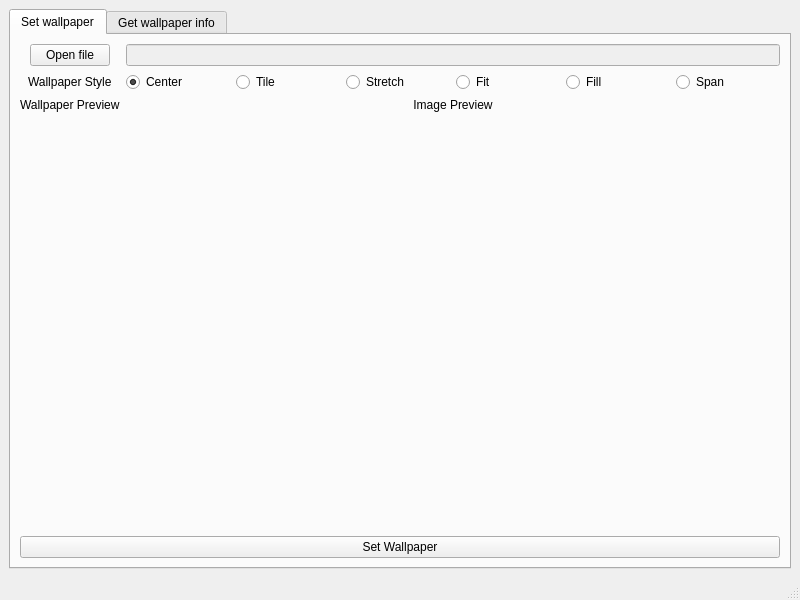
Old version of the form mainwindow.ui in the repository lpg2709/VOiDSetWallpaper.
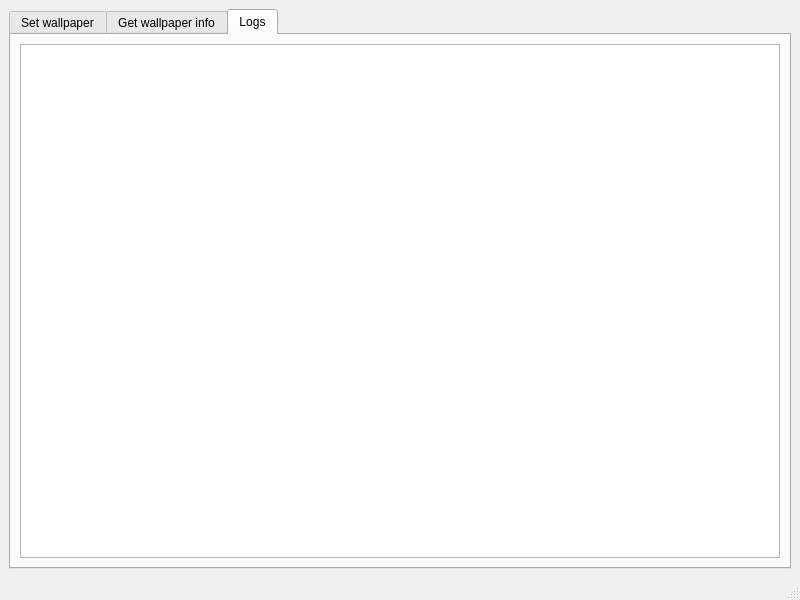
New version of the form. The open tabs and pages were chosen to show the change. Icons and pictures are not drawn.

Commit message: [ADD] logs tab; [ADD] Copy to default path;

Diff of the .ui file:
```diff
--- a/mainwindow.ui
+++ b/mainwindow.ui
@@ -288,6 +288,26 @@
           </item>
          </layout>
         </widget>
+        <widget class="QWidget" name="tab">
+         <attribute name="title">
+          <string>Logs</string>
+         </attribute>
+         <layout class="QVBoxLayout" name="verticalLayout_4">
+          <item>
+           <widget class="QPlainTextEdit" name="plainTextEdit_log">
+            <property name="acceptDrops">
+             <bool>false</bool>
+            </property>
+            <property name="undoRedoEnabled">
+             <bool>false</bool>
+            </property>
+            <property name="readOnly">
+             <bool>true</bool>
+            </property>
+           </widget>
+          </item>
+         </layout>
+        </widget>
        </widget>
       </item>
      </layout>
```
Left out of the diff: 2 changed lines with no effect on the pictures. The commit also changes 4 other files.
